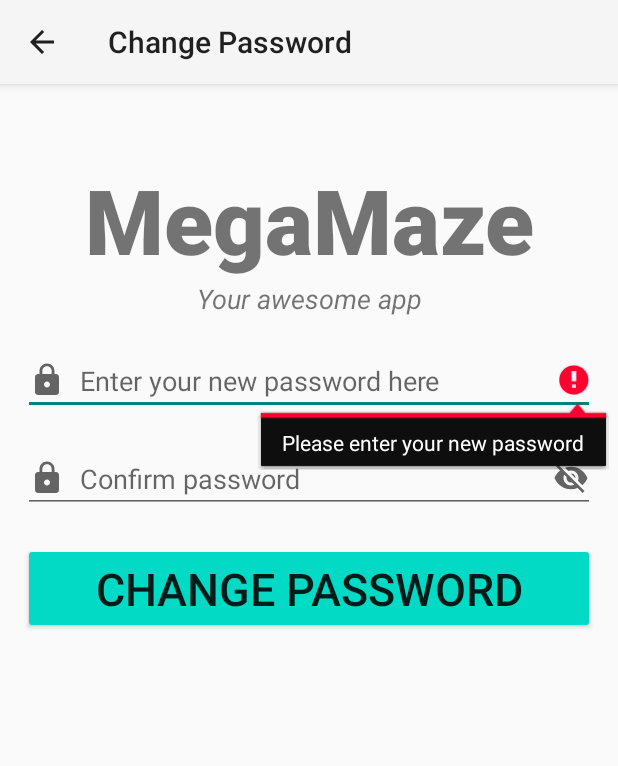
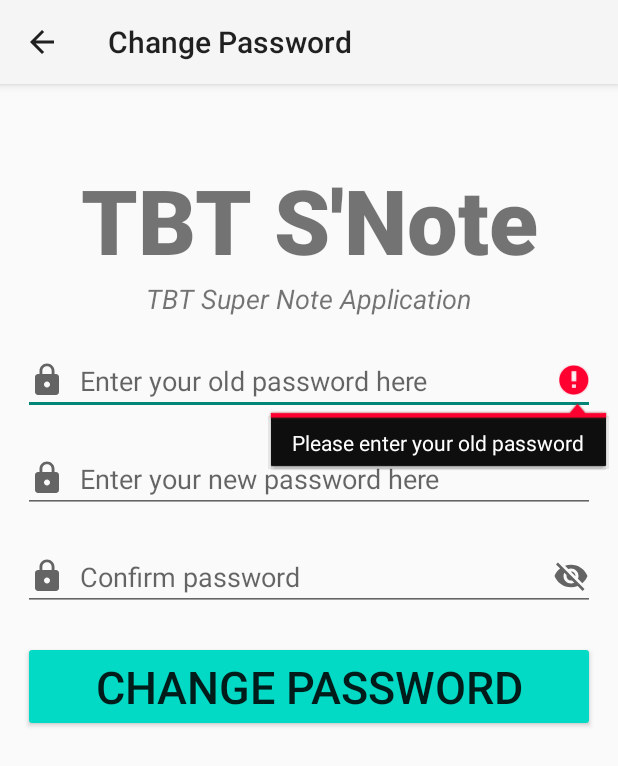
Before and after one commit to DeKuTaRo/NoteAppProjectFinal, an Android app: the ChangePasswordActivity screen opened directly, with no data from a screen before it, after a tap on "CHANGE PASSWORD", on a phone screen of 412 x 824 dp. Shown: the top 766 px of the screen. Run offline under Robolectric (Android 15) with nearby library versions, the phone set to English and light mode, and no system bars; our stand-ins replace Firebase (no records; nobody signed in at launch, a user with empty details on screens opened directly).

Commit message:
Add Validate Old password before change password

```diff
--- a/app/src/main/java/com/example/noteappproject/PostLoginActivity/NoteActivity.java
+++ b/app/src/main/java/com/example/noteappproject/PostLoginActivity/NoteActivity.java
@@ -29,6 +29,7 @@ import androidx.recyclerview.widget.RecyclerView;
 import com.example.noteappproject.CustomAdapter.RecyclerViewNoteCustomAdapter;
 import com.example.noteappproject.Models.NoteItem;
 import com.example.noteappproject.R;
+import com.example.noteappproject.ReLoginActivity.ChangePasswordActivity;
 import com.example.noteappproject.RoomDatabase.RoomDB;
 import com.example.noteappproject.databinding.ActivityNoteBinding;
 import com.google.firebase.auth.FirebaseAuth;
@@ -140,7 +141,6 @@ public class NoteActivity extends AppCompatActivity implements PopupMenu.OnMenuI
 
             }
         });
-
     }
 
     private void SetUpNoteRecyclerView() {
--- a/app/src/main/java/com/example/noteappproject/ReLoginActivity/ChangePasswordActivity.java
+++ b/app/src/main/java/com/example/noteappproject/ReLoginActivity/ChangePasswordActivity.java
@@ -5,100 +5,117 @@ import android.content.Intent;
 import android.os.Bundle;
 import android.text.TextUtils;
 import android.view.View;
-import android.widget.Button;
-import android.widget.EditText;
-import android.widget.ProgressBar;
 import android.widget.Toast;
 
-import androidx.annotation.NonNull;
 import androidx.appcompat.app.AppCompatActivity;
 
-import com.example.noteappproject.R;
+import com.example.noteappproject.databinding.ActivityChangePasswordBinding;
+import com.google.firebase.auth.AuthCredential;
+import com.google.firebase.auth.EmailAuthProvider;
 import com.google.firebase.auth.FirebaseAuth;
 import com.google.firebase.auth.FirebaseUser;
-import com.google.firebase.database.DataSnapshot;
-import com.google.firebase.database.DatabaseError;
-import com.google.firebase.database.DatabaseReference;
-import com.google.firebase.database.FirebaseDatabase;
-import com.google.firebase.database.ValueEventListener;
-
-import java.util.Objects;
 
 public class ChangePasswordActivity extends AppCompatActivity implements View.OnClickListener{
+    private FirebaseUser user;
 
-    private ProgressBar progressBar;
-    private EditText newPass, confirmPass;
+    private ActivityChangePasswordBinding binding;
+
+    @Override
+    protected void onStart() {
+        super.onStart();
+
+        this.user = FirebaseAuth.getInstance().getCurrentUser();
+        if (this.user == null) {
+            // Show Error Message That User need to login first before change password
+            // Use alert dialoag...
+            finish();
+        }
+    }
 
     @Override
     protected void onCreate(Bundle savedInstanceState) {
         super.onCreate(savedInstanceState);
-        setContentView(R.layout.activity_change_password);
+        this.binding = ActivityChangePasswordBinding.inflate(getLayoutInflater());
+        View viewRoot = this.binding.getRoot();
+        setContentView(viewRoot);
 
-        newPass = findViewById(R.id.newPass);
-        confirmPass = findViewById(R.id.confirmPass);
-        Button changePassBtn = findViewById(R.id.changePassBtn);
-
-        progressBar = findViewById(R.id.progressBar);
-        changePassBtn.setOnClickListener(this);
+        this.binding.changePassBtn.setOnClickListener(this);
     }
 
     @SuppressLint("ShowToast")
     @Override
     public void onClick(View view) {
-        FirebaseUser user = FirebaseAuth.getInstance().getCurrentUser();
-        String userID = Objects.requireNonNull(user).getUid();
-        DatabaseReference reference = FirebaseDatabase.getInstance().getReference("Users").child(userID);
+        String email = this.user.getEmail();
 
-        final String newPassEnter = newPass.getText().toString();
-        final String confirmPassEnter = confirmPass.getText().toString();
+        if ( email == null ){
+            Toast.makeText(ChangePasswordActivity.this, "You need to login before you can change password", Toast.LENGTH_SHORT).show();
+            return;
+        }
+
+        final String oldPassword = this.binding.editTextOldPassword.getText().toString();
+        final String newPassEnter = this.binding.newPass.getText().toString();
+        final String confirmPassEnter = this.binding.confirmPass.getText().toString();
+
+        if (TextUtils.isEmpty(oldPassword)) {
+            this.binding.editTextOldPassword.setError("Please enter your old password");
+            this.binding.editTextOldPassword.requestFocus();
+            return;
+        }
+
+        if (oldPassword.length() < 6) {
+            this.binding.editTextOldPassword.setError("The old password must be at least 6 characters");
+            this.binding.editTextOldPassword.requestFocus();
+            return;
+        }
 
         if (TextUtils.isEmpty(newPassEnter)) {
-            newPass.setError("Please enter your new password");
-            newPass.requestFocus();
+            this.binding.newPass.setError("Please enter your new password");
+            this.binding.newPass.requestFocus();
             return;
         }
 
         if (newPassEnter.length() < 6) {
-            newPass.setError("The password must be at least 6 characters");
-            newPass.requestFocus();
+            this.binding.newPass.setError("The password must be at least 6 characters");
+            this.binding.newPass.requestFocus();
             return;
         }
 
         if (TextUtils.isEmpty(confirmPassEnter)) {
-            confirmPass.setError("Please confirm your new password");
-            confirmPass.requestFocus();
+            this.binding.confirmPass.setError("Please confirm your new password");
+            this.binding.confirmPass.requestFocus();
             return;
         }
 
         if (!newPassEnter.equals(confirmPassEnter)) {
-            confirmPass.setError("The password must be the same");
-            confirmPass.requestFocus();
+            this.binding.confirmPass.setError("The password must be the same");
+            this.binding.confirmPass.requestFocus();
             return;
         }
 
-        reference.addListenerForSingleValueEvent(new ValueEventListener() {
-            @Override
-            public void onDataChange(@NonNull DataSnapshot snapshot) {
-                snapshot.getRef().child("password").setValue(confirmPassEnter);
-            }
+        this.binding.progressBar.setVisibility(View.VISIBLE);
 
-            @Override
-            public void onCancelled(@NonNull DatabaseError error) {
-                Toast.makeText(ChangePasswordActivity.this, "Failed to change password", Toast.LENGTH_SHORT).show();
-            }
-        });
+        // Re Authen để check pass cũ có đúng k mới cho đổi
+        AuthCredential credential = EmailAuthProvider
+                .getCredential(email, oldPassword);
 
-        progressBar.setVisibility(View.VISIBLE);
-
-
-        user.updatePassword(confirmPassEnter)
-                .addOnSuccessListener(unused -> {
-                    Toast.makeText(ChangePasswordActivity.this, "Change password successfully", Toast.LENGTH_SHORT).show();
-                    FirebaseAuth.getInstance().signOut();
-                    startActivity(new Intent(ChangePasswordActivity.this, MainActivity.class));
-                })
-                .addOnFailureListener(e ->
-                        Toast.makeText(ChangePasswordActivity.this, "Failed to change password, some errors has occurred", Toast.LENGTH_SHORT).show());
-
+        user.reauthenticate(credential)
+                .addOnCompleteListener(task -> {
+                    if ( task.isSuccessful() ){
+                        // Authen thành công => Đổi pass
+                        user.updatePassword(newPassEnter)
+                                .addOnCompleteListener(task1 -> {
+                                    if (task1.isSuccessful()) {
+                                        // Đổi
+                                        Toast.makeText(ChangePasswordActivity.this, "Change password successfully", Toast.LENGTH_SHORT).show();
+                                        FirebaseAuth.getInstance().signOut(); // Đăng xuất
+                                        startActivity(new Intent(ChangePasswordActivity.this, MainActivity.class));
+                                    } else {
+                                        Toast.makeText(ChangePasswordActivity.this, "Failed to change password, some errors has occurred", Toast.LENGTH_SHORT).show();
+                                    }
+                                });
+                    } else {
+                        Toast.makeText(ChangePasswordActivity.this, "Failed to change password, some errors has occurred", Toast.LENGTH_SHORT).show();
+                    }
+                });
     }
 }
--- a/app/src/main/res/layout/activity_change_password.xml
+++ b/app/src/main/res/layout/activity_change_password.xml
@@ -8,10 +8,9 @@
     tools:context=".ReLoginActivity.ChangePasswordActivity">
 
     <TextView
-        android:id="@+id/banner"
         android:layout_width="match_parent"
         android:layout_height="wrap_content"
-        android:text="MegaMaze"
+        android:text="@string/app_title"
         android:textSize="60sp"
         android:textStyle="bold"
         android:textAlignment="center"
@@ -22,12 +21,25 @@
     <TextView
         android:layout_width="wrap_content"
         android:layout_height="wrap_content"
-        android:text="Your awesome app"
+        android:text="@string/app_sub_title"
         android:textStyle="italic"
         android:textSize="18sp"
         android:textAlignment="center"
         android:layout_gravity="center"
         />
+
+    <EditText
+        android:id="@+id/editText_OldPassword"
+        android:layout_width="match_parent"
+        android:layout_height="wrap_content"
+        android:hint="Enter your old password here"
+        android:inputType="textPassword"
+        android:drawableStart="@drawable/ic_lock"
+        android:drawablePadding="10dp"
+        android:textSize="18sp"
+        android:layout_marginTop="20sp"
+        android:layout_marginStart="15sp"
+        android:layout_marginEnd="15sp"/>
 
     <EditText
         android:id="@+id/newPass"
--- a/app/src/main/res/layout/activity_forgot_password.xml
+++ b/app/src/main/res/layout/activity_forgot_password.xml
@@ -11,7 +11,7 @@
     <TextView
         android:layout_width="match_parent"
         android:layout_height="wrap_content"
-        android:text="MegaMaze"
+        android:text="@string/app_title"
         android:textSize="60sp"
         android:textStyle="bold"
         android:textAlignment="center"
@@ -22,7 +22,7 @@
     <TextView
         android:layout_width="wrap_content"
         android:layout_height="wrap_content"
-        android:text="Your awesome app"
+        android:text="@string/app_sub_title"
         android:textStyle="italic"
         android:textSize="18sp"
         android:textAlignment="center"
--- a/app/src/main/res/layout/activity_main.xml
+++ b/app/src/main/res/layout/activity_main.xml
@@ -10,7 +10,7 @@
     <TextView
         android:layout_width="match_parent"
         android:layout_height="wrap_content"
-       android:text="MegaMaze"
+        android:text="@string/app_title"
         android:textSize="60sp"
         android:textStyle="bold"
         android:textAlignment="center"
@@ -21,7 +21,7 @@
     <TextView
         android:layout_width="wrap_content"
         android:layout_height="wrap_content"
-        android:text="Your awesome app"
+        android:text="@string/app_sub_title"
         android:textStyle="italic"
         android:textSize="18sp"
         android:textAlignment="center"
--- a/app/src/main/res/layout/activity_register_user.xml
+++ b/app/src/main/res/layout/activity_register_user.xml
@@ -11,7 +11,7 @@
         android:id="@+id/banner"
         android:layout_width="match_parent"
         android:layout_height="wrap_content"
-        android:text="MegaMaze"
+        android:text="@string/app_title"
         android:textSize="60sp"
         android:textStyle="bold"
         android:textAlignment="center"
@@ -22,7 +22,7 @@
     <TextView
         android:layout_width="wrap_content"
         android:layout_height="wrap_content"
-        android:text="Your awesome app"
+        android:text="@string/app_sub_title"
         android:textStyle="italic"
         android:textSize="18sp"
         android:textAlignment="center"
--- a/app/src/main/res/layout/activity_splash.xml
+++ b/app/src/main/res/layout/activity_splash.xml
@@ -17,9 +17,10 @@
     <TextView
         android:layout_width="wrap_content"
         android:layout_height="wrap_content"
-        android:text="MegaMaze"
+        android:text="@string/app_title"
         android:textSize="40sp"
         android:textStyle="bold"
         android:textAlignment="center"/>
 
+
 </LinearLayout>
--- a/app/src/main/res/values/strings.xml
+++ b/app/src/main/res/values/strings.xml
@@ -1,3 +1,7 @@
 <resources>
     <string name="app_name">Note App Project</string>
+    <string name="tbt_note">TBT Note</string>
+    <string name="tbt_note_application">TBT Note Application</string>
+    <string name="app_title">TBT S\'Note</string>
+    <string name="app_sub_title">TBT Super Note Application</string>
 </resources>
```
Also changed, not shown: app/build.gradle (+7 -5 lines), app/src/main/AndroidManifest.xml (+12 -26 lines), app/src/main/java/com/example/noteappproject/Models/User.java (+15 -22 lines), app/src/main/java/com/example/noteappproject/PostLoginActivity/ProfileActivity.java (+7 -4 lines), app/src/main/java/com/example/noteappproject/ReLoginActivity/ForgotPassword.java (+5 -12 lines), app/src/main/java/com/example/noteappproject/ReLoginActivity/MainActivity.java (+22 -12 lines), app/src/main/java/com/example/noteappproject/ReLoginActivity/RegisterUser.java (+72 -20 lines), app/src/main/java/com/example/noteappproject/ReLoginActivity/SplashActivity.java (+2 -7 lines), app/src/main/java/com/example/noteappproject/ReLoginActivity/VerifyOTP.java (added, +104 -0 lines), app/src/main/res/layout/activity_verify_otp.xml (added, +75 -0 lines). Lines whose indentation alone changed are shown as unchanged.
